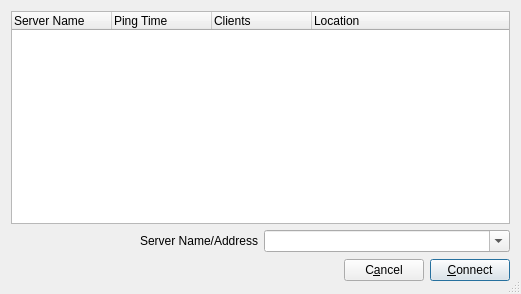
Above: src/connectdlgbase.ui from jamulussoftware/jamulus before the change. Below: the same form after it.
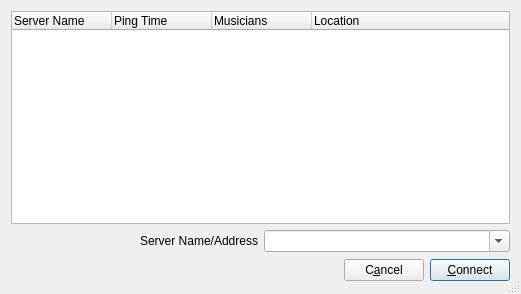
That is the form after the change. Icons and pictures are not drawn.

Commit message: Clients -> Musicians

Patch:
```diff
--- a/src/connectdlgbase.ui
+++ b/src/connectdlgbase.ui
@@ -48,7 +48,7 @@
      </column>
      <column>
       <property name="text" >
-       <string>Clients</string>
+       <string>Musicians</string>
       </property>
      </column>
      <column>
```
